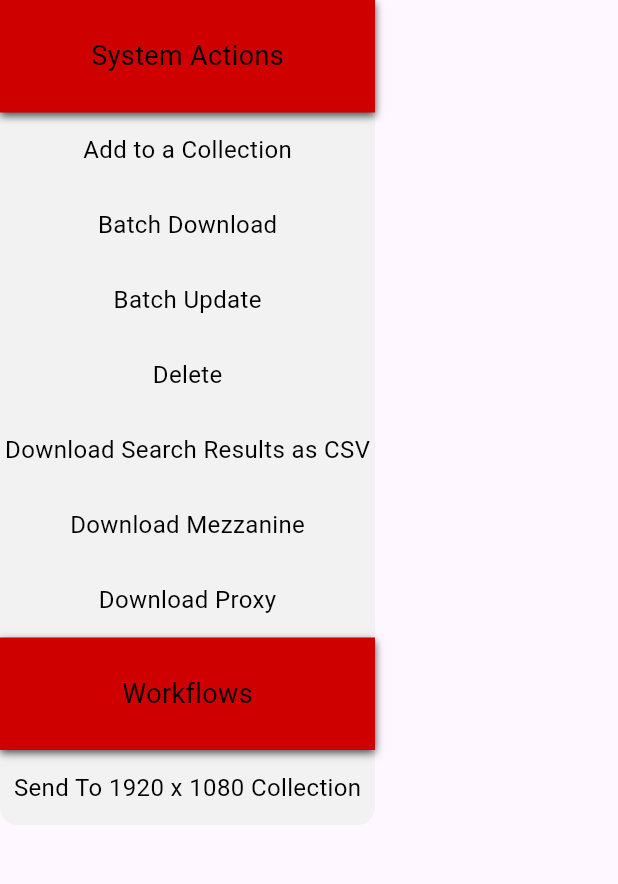
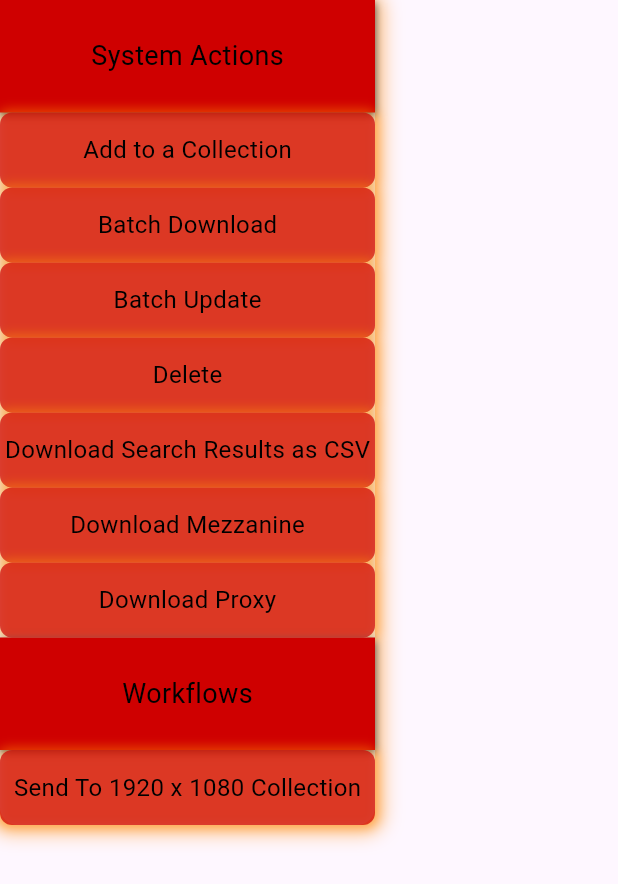
Before and after one commit to kevinlawrenceking/tmz_mam_flutter, a Flutter app: the ActionsDropDownMenuAssetsWidget widget shown alone on an empty page, opened directly, on a phone screen of 412 x 824 dp. Shown: the top 884 px of the screen. Run offline on Flutter 3.47's test engine with Material 3 defaults, Android fonts, the phone set to English and light mode, and no system bars; our stand-ins replace auto_size_text, data_table_2, dropdown_button2, equatable, flutter_animate, flutter_secure_storage and 6 more; missing offline and left inert: json_path, mime_type; accounts and stored records are empty; network calls fail.

Commit message:
Fix left menu!

```diff
--- a/lib/components/actions_drop_down_menu_assets_widget.dart
+++ b/lib/components/actions_drop_down_menu_assets_widget.dart
@@ -11,6 +11,13 @@ class ActionsDropDownMenuAssetsWidget extends StatelessWidget {
         decoration: BoxDecoration(
           color: FlutterFlowTheme.of(context).secondaryBackground,
           borderRadius: BorderRadius.circular(12),
+          boxShadow: [
+            BoxShadow(
+              color: FlutterFlowTheme.of(context).accent1.withOpacity(0.5), // Add a glow effect
+              blurRadius: 10.0,
+              spreadRadius: 5.0,
+            ),
+          ],
         ),
         child: ListView(
           shrinkWrap: true, // Ensures the ListView takes up only the space it needs
@@ -63,6 +70,17 @@ class ActionsDropDownMenuAssetsWidget extends StatelessWidget {
       return Container(
         width: 100.0, // Customize width as needed
         height: 50.0, // Customize height as needed
+        decoration: BoxDecoration(
+          color: FlutterFlowTheme.of(context).primary.withOpacity(0.7), // Add a slight opacity for a glow effect
+          borderRadius: BorderRadius.circular(8.0), // Add rounded corners
+          boxShadow: [
+            BoxShadow(
+              color: FlutterFlowTheme.of(context).accent1.withOpacity(0.5), // Add a glow effect
+              blurRadius: 5.0,
+              spreadRadius: 2.0,
+            ),
+          ],
+        ),
         child: Center(
           child: Text(
             text,
```
